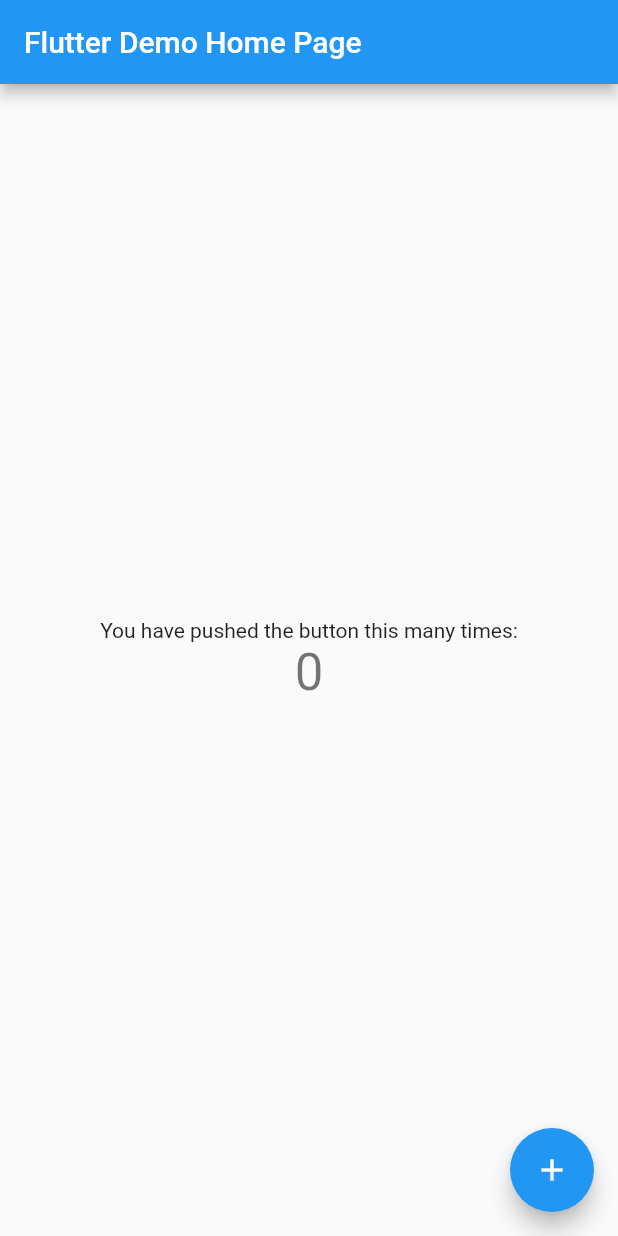
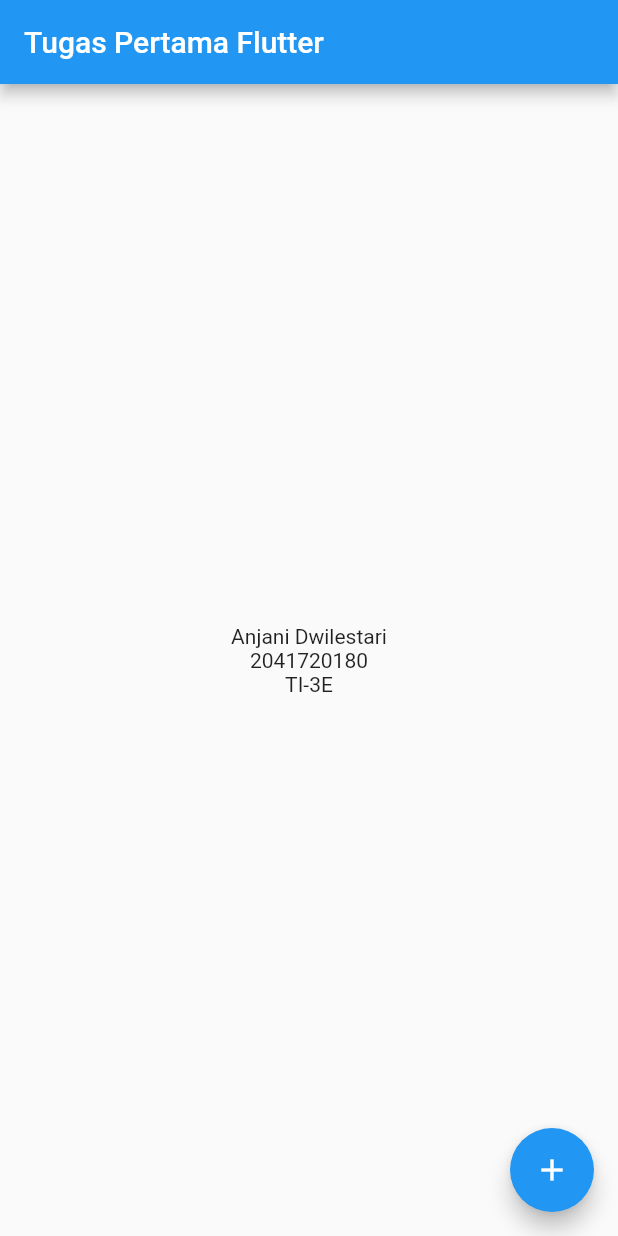
Before and after one commit to anjanidwilestari/polinema_mobile_flutter_hello, a Flutter app: the screen it shows after launch, on a phone screen of 412 x 824 dp. Run offline on Flutter 3.47's test engine with Material 2 defaults, Android fonts, the phone set to English and light mode, and no system bars.

Commit message:
update title name nim kelas

```diff
--- a/lib/main.dart
+++ b/lib/main.dart
@@ -11,7 +11,7 @@ class MyApp extends StatelessWidget {
   @override
   Widget build(BuildContext context) {
     return MaterialApp(
-      title: 'Flutter Demo',
+      title: 'Tugas Pertama Flutter',
       theme: ThemeData(
         // This is the theme of your application.
         //
@@ -24,7 +24,7 @@ class MyApp extends StatelessWidget {
         // is not restarted.
         primarySwatch: Colors.blue,
       ),
-      home: const MyHomePage(title: 'Flutter Demo Home Page'),
+      home: const MyHomePage(title: 'Tugas Pertama Flutter'),
     );
   }
 }
@@ -48,8 +48,6 @@ class MyHomePage extends StatefulWidget {
 }
 
 class _MyHomePageState extends State<MyHomePage> {
-  int _counter = 0;
-
   void _incrementCounter() {
     setState(() {
       // This call to setState tells the Flutter framework that something has
@@ -57,7 +55,6 @@ class _MyHomePageState extends State<MyHomePage> {
       // so that the display can reflect the updated values. If we changed
       // _counter without calling setState(), then the build method would not be
       // called again, and so nothing would appear to happen.
-      _counter++;
     });
   }
 
@@ -94,13 +91,15 @@ class _MyHomePageState extends State<MyHomePage> {
           // axis because Columns are vertical (the cross axis would be
           // horizontal).
           mainAxisAlignment: MainAxisAlignment.center,
-          children: <Widget>[
-            const Text(
-              'You have pushed the button this many times:',
+          children: const <Widget>[
+            Text(
+              'Anjani Dwilestari',
             ),
             Text(
-              '$_counter',
-              style: Theme.of(context).textTheme.headline4,
+              '2041720180',
+            ),
+            Text(
+              'TI-3E',
             ),
           ],
         ),
```
